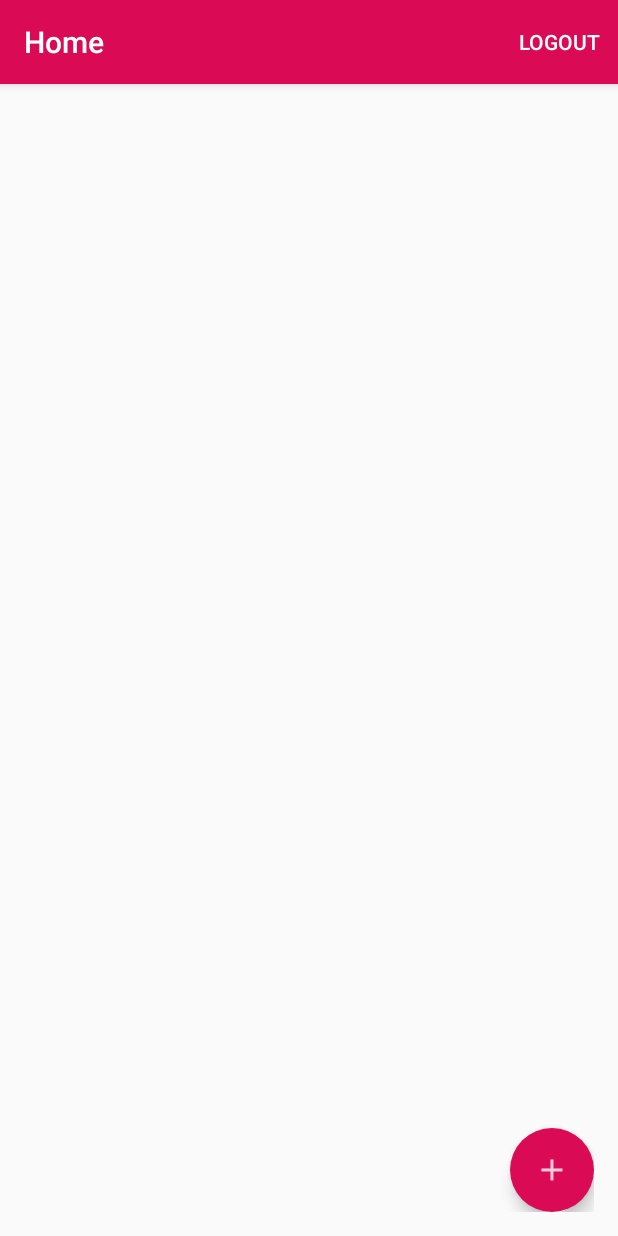
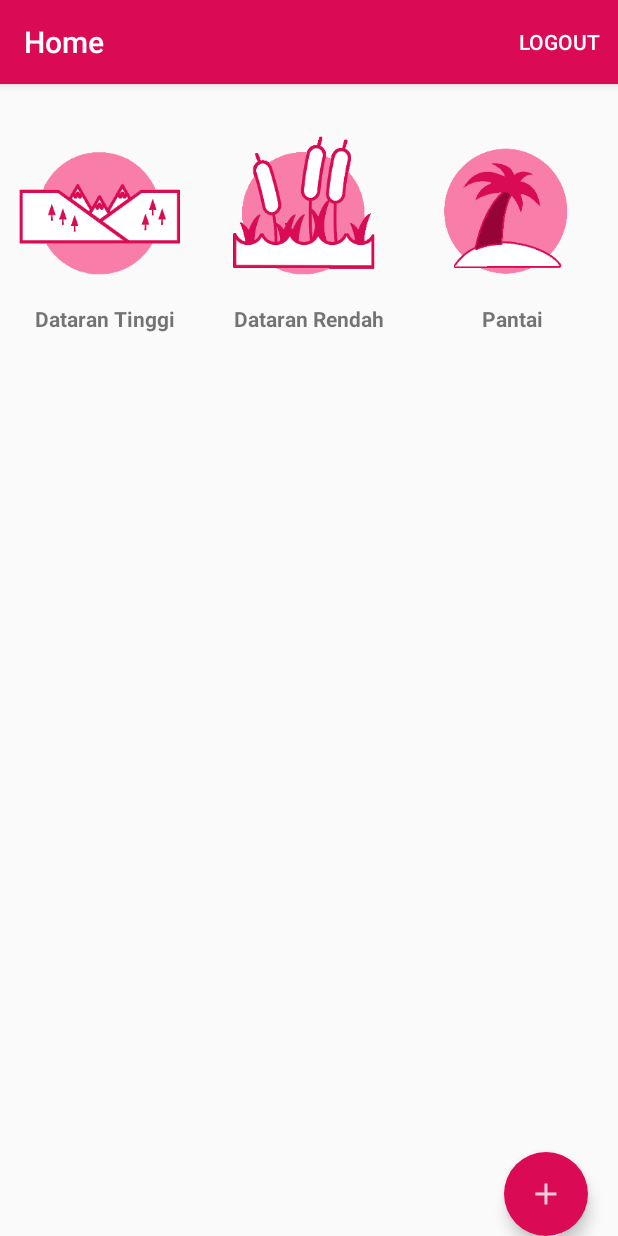
Before and after one commit to myoganugraha/forGITS, an Android app: the MainActivity screen opened directly, with no data from a screen before it, on a phone screen of 412 x 824 dp. Run offline under Robolectric (Android 15) with nearby library versions, the phone set to English and light mode, and no system bars.

Commit message:
update menu utama dengan gridview

```diff
--- /dev/null
+++ b/app/src/main/java/itk/myoganugraha/soalgits/CustomAdapterGridview.java
@@ -0,0 +1,62 @@
+package itk.myoganugraha.soalgits;
+
+import android.annotation.SuppressLint;
+import android.content.Context;
+import android.support.v4.content.ContextCompat;
+import android.text.TextUtils;
+import android.view.LayoutInflater;
+import android.view.View;
+import android.view.ViewGroup;
+import android.widget.BaseAdapter;
+import android.widget.ImageView;
+import android.widget.TextView;
+
+/**
+ * Created by M. Yoga Nugraha on 1/7/2018.
+ */
+
+public class CustomAdapterGridview extends BaseAdapter{
+    Context mContext;
+    int logos[];
+    String listMenus[];
+    LayoutInflater inflter;
+
+    public CustomAdapterGridview(Context applicationContext, int[] logos, String[] listMenu){
+        this.mContext = applicationContext;
+        this.logos = logos;
+        this.listMenus = listMenu;
+        inflter = (LayoutInflater.from(applicationContext));
+    }
+
+    @Override
+    public int getCount(){
+        return logos.length;
+    }
+
+    @Override
+    public Object getItem(int i ){
+        return null;
+    }
+
+    @Override
+    public long getItemId(int i ){
+        return 0;
+    }
+
+    public class Holder{
+        TextView listMenu;
+        ImageView icon;
+    }
+
+    @Override
+    public View getView(int i, View view, ViewGroup viewGroup){
+        view = inflter.inflate(R.layout.activity_main_gridview, null);
+        ImageView icon = (ImageView) view.findViewById(R.id.icon);
+        TextView listMenu = (TextView) view.findViewById(R.id.listMenu);
+        icon.setImageResource(logos[i]);
+        listMenu.setText(listMenus[i]);
+        return view;
+    }
+
+
+}
--- a/app/src/main/java/itk/myoganugraha/soalgits/MainActivity.java
+++ b/app/src/main/java/itk/myoganugraha/soalgits/MainActivity.java
@@ -10,7 +10,9 @@ import android.view.Menu;
 import android.view.MenuInflater;
 import android.view.MenuItem;
 import android.view.View;
+import android.widget.AdapterView;
 import android.widget.Button;
+import android.widget.GridView;
 import android.widget.Toast;
 
 public class MainActivity extends AppCompatActivity {
@@ -21,6 +23,9 @@ public class MainActivity extends AppCompatActivity {
     Context mContext;
     SharedPrefManager sharedPrefManager;
     FloatingActionButton fab;
+    GridView simpleGrid;
+    int logos[] = {R.drawable.dataran_tinggi, R.drawable.dataran_rendah, R.drawable.pantai};
+    String listMenu[] = {"Dataran Tinggi", "Dataran Rendah", "Pantai"};
 
     @Override
     protected void onCreate(Bundle savedInstanceState) {
@@ -33,6 +38,30 @@ public class MainActivity extends AppCompatActivity {
     }
 
     private void initComponents() {
+
+        simpleGrid = (GridView) findViewById(R.id.simpleGridView);
+        CustomAdapterGridview customAdapterGridview = new CustomAdapterGridview(mContext, logos, listMenu);
+        simpleGrid.setAdapter(customAdapterGridview);
+
+        simpleGrid.setOnItemClickListener(new AdapterView.OnItemClickListener() {
+            @Override
+            public void onItemClick(AdapterView<?> adapterView, View view, int i, long l) {
+                if(i==0){
+                    Intent intent = new Intent(mContext, DataranTinggi.class);
+                    startActivity(intent);
+                }
+                else if(i==1){
+                    Intent intent = new Intent(mContext, DataranRendah.class);
+                    startActivity(intent);
+                }
+                else if(i==2){
+                    Intent intent = new Intent(mContext, Pantai.class);
+                    startActivity(intent);
+                }
+            }
+        });
+
+
         fab = (FloatingActionButton) findViewById(R.id.FAB);
         fab.setOnClickListener(new View.OnClickListener() {
             @Override
--- a/app/src/main/res/layout/activity_main.xml
+++ b/app/src/main/res/layout/activity_main.xml
@@ -1,13 +1,20 @@
-<android.support.design.widget.CoordinatorLayout xmlns:android="http://schemas.android.com/apk/res/android"
-    xmlns:app="http://schemas.android.com/apk/res-auto"
-    android:layout_width="match_parent" android:layout_height="match_parent"
-    android:padding="16dp"
-    >
+<FrameLayout xmlns:android="http://schemas.android.com/apk/res/android"
+    android:layout_width="match_parent"
+    android:layout_height="match_parent"
+    xmlns:app="http://schemas.android.com/apk/res-auto">
 
-    <android.support.v7.widget.RecyclerView
-        android:id="@+id/card_recycler_view"
-        android:layout_width="match_parent"
-        android:layout_height="match_parent" />
+    <GridView
+        android:id="@+id/simpleGridView"
+        android:layout_width="fill_parent"
+        android:layout_height="wrap_content"
+        android:footerDividersEnabled="false"
+        android:padding="1dp"
+        android:numColumns="3" />
+
+
+    <RelativeLayout
+        android:layout_width="wrap_content"
+        android:layout_height="wrap_content">
 
     <android.support.design.widget.FloatingActionButton
         android:id="@+id/FAB"
@@ -17,9 +24,15 @@
         android:clickable="true"
         android:src="@drawable/ic_add"
         app:borderWidth="0dp"
-        app:layout_anchor="@+id/card_recycler_view"
-        app:layout_anchorGravity="right|bottom" />
+        android:focusable="true"
+        android:layout_alignParentBottom="true"
+        android:layout_alignParentRight="true"
+        android:layout_marginRight="20dp"
+        android:layout_marginBottom="20dp"
+
+        />
+
+    </RelativeLayout>
 
 
-
-</android.support.design.widget.CoordinatorLayout>
+</FrameLayout>
--- /dev/null
+++ b/app/src/main/res/layout/activity_main_gridview.xml
@@ -0,0 +1,24 @@
+<?xml version="1.0" encoding="utf-8"?>
+<LinearLayout xmlns:android="http://schemas.android.com/apk/res/android"
+    android:layout_width="match_parent"
+    android:layout_height="wrap_content"
+    android:padding="5dp"
+    android:orientation="vertical">
+    <ImageView
+        android:id="@+id/icon"
+        android:layout_width="match_parent"
+        android:layout_height="120dp"
+        android:scaleType="fitStart"
+        android:layout_gravity="center_horizontal"
+        android:src="@drawable/dataran_tinggi"
+        android:layout_marginTop="20dp"/>
+
+    <TextView
+        android:layout_below="@+id/icon"
+        android:id="@+id/listMenu"
+        android:layout_width="match_parent"
+        android:layout_height="wrap_content"
+        android:text="This is Just Dummy Text"
+        android:textAlignment="center"
+        android:textStyle="bold"/>
+</LinearLayout>
--- a/app/src/main/res/layout/activity_posting.xml
+++ b/app/src/main/res/layout/activity_posting.xml
@@ -115,7 +115,7 @@
                 android:layout_width="wrap_content"
                 android:layout_height="wrap_content"
                 android:layout_gravity="right"
-                android:layout_marginStart="65dp"
+                android:layout_marginStart="70dp"
                 android:text="Upload" />
         </LinearLayout>
 
```
Also changed, not shown: app/src/main/AndroidManifest.xml (+16 -5 lines), app/src/main/java/itk/myoganugraha/soalgits/DataranRendah.java (added, +13 -0 lines), app/src/main/java/itk/myoganugraha/soalgits/DataranTinggi.java (added, +13 -0 lines), app/src/main/java/itk/myoganugraha/soalgits/Pantai.java (added, +13 -0 lines), app/src/main/res/layout/activity_dataran_rendah.xml (added, +9 -0 lines), app/src/main/res/layout/activity_dataran_tinggi.xml (added, +9 -0 lines), app/src/main/res/layout/activity_pantai.xml (added, +9 -0 lines), app/src/main/res/drawable-xxhdpi/dataran_rendah.png (added), app/src/main/res/drawable-xxhdpi/dataran_tinggi.png (added), app/src/main/res/drawable-xxhdpi/pantai.png (added).
